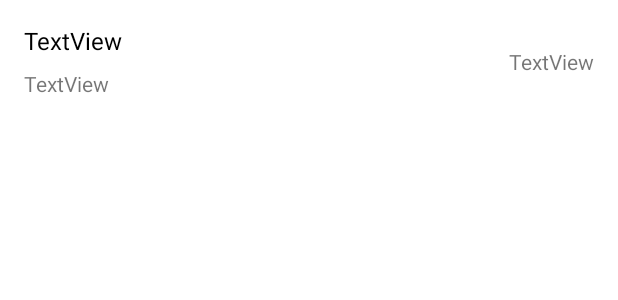
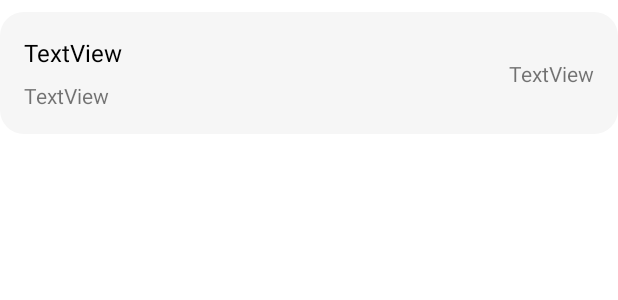
Before and after one commit to Mohannad-El-Sayeh/Car-listing, an Android app: the layout item_view.xml on its own in the app's theme, with its tools: preview values and no code run, on a phone screen of 412 x 824 dp. Shown: the top 300 px of the screen. Run offline under Robolectric (Android 15) with nearby library versions, the phone set to English and light mode, and no system bars; Roboto replaces fonts that are not available here.

```diff
--- /dev/null
+++ b/app/src/main/res/drawable/card_bg.xml
@@ -0,0 +1,7 @@
+<?xml version="1.0" encoding="utf-8"?>
+<shape xmlns:android="http://schemas.android.com/apk/res/android">
+
+    <solid android:color="#f6f6f6"/>
+    <corners android:radius="16dp"/>
+
+</shape>
--- a/app/src/main/res/layout/item_view.xml
+++ b/app/src/main/res/layout/item_view.xml
@@ -3,8 +3,20 @@
     xmlns:app="http://schemas.android.com/apk/res-auto"
     xmlns:tools="http://schemas.android.com/tools"
     android:id="@+id/parent_view"
+    android:layout_marginTop="8dp"
     android:layout_width="match_parent"
     android:layout_height="wrap_content">
+
+    <FrameLayout
+        android:layout_width="0dp"
+        android:layout_height="0dp"
+        android:background="@drawable/card_bg"
+        app:layout_constraintBottom_toBottomOf="parent"
+        app:layout_constraintEnd_toEndOf="parent"
+        app:layout_constraintStart_toStartOf="parent"
+        app:layout_constraintTop_toTopOf="parent">
+
+    </FrameLayout>
 
     <TextView
         android:id="@+id/tv_car_name"
```
Also changed, not shown: app/src/main/java/com/msayeh/carlisting/ui/catalog/CatalogActivity.java (+13 -9 lines), app/src/main/java/com/msayeh/carlisting/ui/catalog/ViewAdapter.java (+6 -7 lines).
